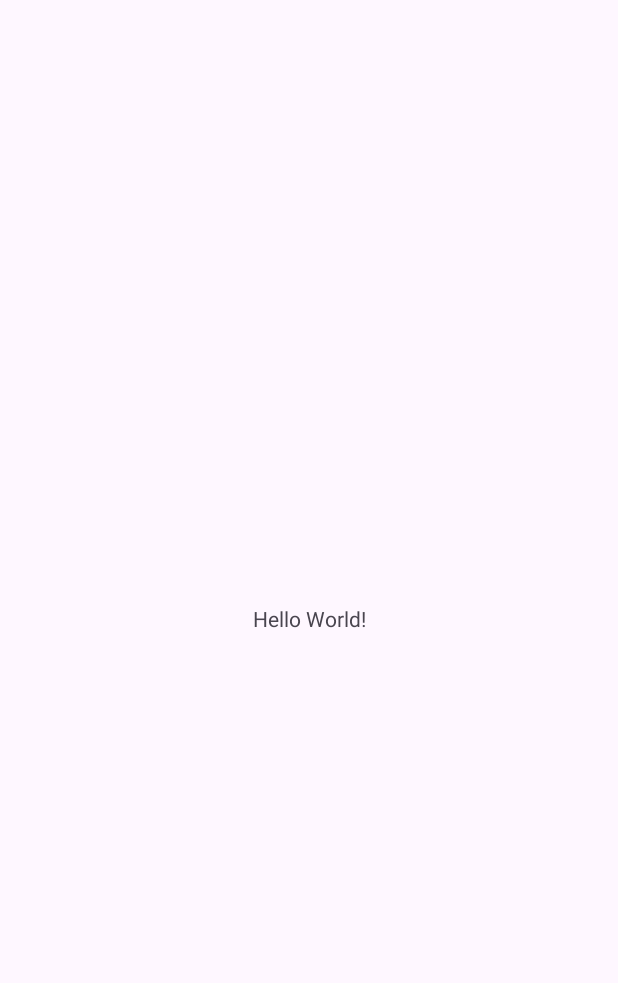
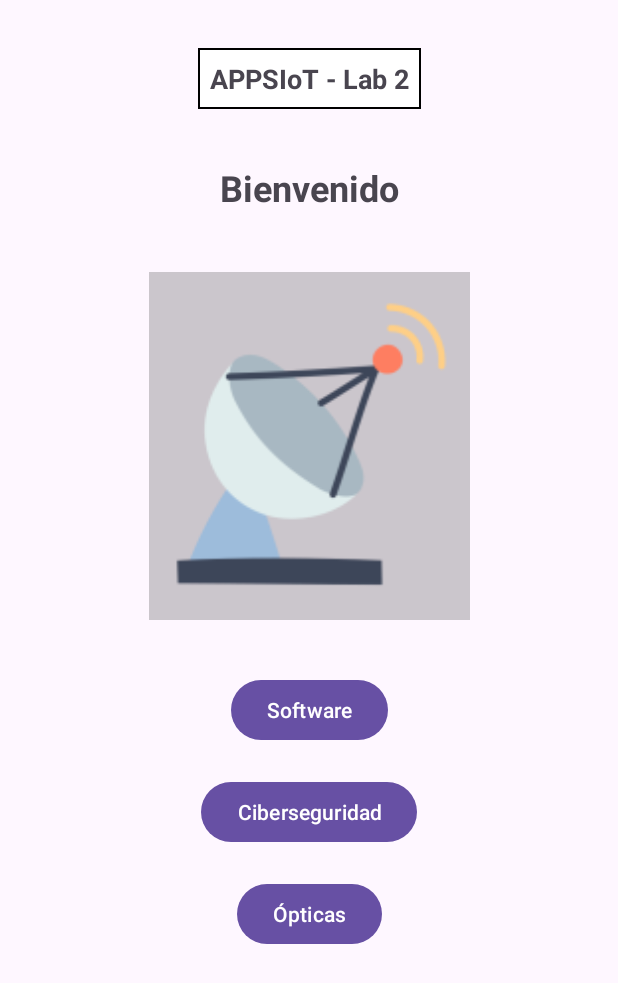
Before and after one commit to Kotrixx/LAB02_20206331, an Android app: the screen it shows after launch (MainActivity), on a phone screen of 412 x 824 dp. Before the commit the part shown is almost empty. Shown: the top 983 px of the screen. Run offline under Robolectric (Android 15) with nearby library versions, the light colour scheme and no system bars.

Commit message:
home page

```diff
--- /dev/null
+++ b/app/src/main/res/drawable/border_box.xml
@@ -0,0 +1,7 @@
+<?xml version="1.0" encoding="utf-8"?>
+<shape xmlns:android="http://schemas.android.com/apk/res/android"
+    android:shape="rectangle">
+    <stroke android:width="1dp" android:color="#000000" />
+    <solid android:color="#FFFFFF" />
+    <padding android:left="8dp" android:top="8dp" android:right="8dp" android:bottom="8dp"/>
+</shape>
--- a/app/src/main/res/layout/activity_main.xml
+++ b/app/src/main/res/layout/activity_main.xml
@@ -7,12 +7,71 @@
     tools:context=".MainActivity">
 
     <TextView
+        android:id="@+id/labTitle"
         android:layout_width="wrap_content"
         android:layout_height="wrap_content"
-        android:text="Hello World!"
-        app:layout_constraintBottom_toBottomOf="parent"
+        android:text="@string/title"
+        android:textSize="18sp"
+        android:textStyle="bold"
+        android:padding="8dp"
+        android:background="@drawable/border_box"
+        app:layout_constraintTop_toTopOf="parent"
+        app:layout_constraintStart_toStartOf="parent"
         app:layout_constraintEnd_toEndOf="parent"
+        android:layout_marginTop="32dp" />
+
+    <TextView
+        android:id="@+id/textBienvenido"
+        android:layout_width="wrap_content"
+        android:layout_height="wrap_content"
+        android:text="@string/bienvenido"
+        android:textSize="24sp"
+        android:textStyle="bold"
+        android:layout_marginTop="36dp"
+        app:layout_constraintTop_toBottomOf="@id/labTitle"
         app:layout_constraintStart_toStartOf="parent"
-        app:layout_constraintTop_toTopOf="parent" />
+        app:layout_constraintEnd_toEndOf="parent" />
+
+    <ImageView
+        android:id="@+id/imageView"
+        android:layout_width="214dp"
+        android:layout_height="232dp"
+        android:layout_marginTop="40dp"
+        android:background="#33000000"
+        android:contentDescription="@string/logo_description"
+        app:srcCompat="@mipmap/ic_launcher_foreground"
+        app:layout_constraintTop_toBottomOf="@id/textBienvenido"
+        app:layout_constraintStart_toStartOf="parent"
+        app:layout_constraintEnd_toEndOf="parent" />
+
+    <Button
+        android:id="@+id/software_option"
+        android:layout_width="wrap_content"
+        android:layout_height="wrap_content"
+        android:layout_marginTop="36dp"
+        android:text="@string/software_option"
+        app:layout_constraintTop_toBottomOf="@id/imageView"
+        app:layout_constraintStart_toStartOf="parent"
+        app:layout_constraintEnd_toEndOf="parent" />
+
+    <Button
+        android:id="@+id/cybersecurity_option"
+        android:layout_width="wrap_content"
+        android:layout_height="wrap_content"
+        android:layout_marginTop="20dp"
+        android:text="@string/cybersecurity_option"
+        app:layout_constraintTop_toBottomOf="@id/software_option"
+        app:layout_constraintStart_toStartOf="parent"
+        app:layout_constraintEnd_toEndOf="parent" />
+
+    <Button
+        android:id="@+id/optical_option"
+        android:layout_width="wrap_content"
+        android:layout_height="wrap_content"
+        android:layout_marginTop="20dp"
+        android:text="@string/optical_option"
+        app:layout_constraintTop_toBottomOf="@id/cybersecurity_option"
+        app:layout_constraintStart_toStartOf="parent"
+        app:layout_constraintEnd_toEndOf="parent" />
 
 </androidx.constraintlayout.widget.ConstraintLayout>
--- a/app/src/main/res/values/strings.xml
+++ b/app/src/main/res/values/strings.xml
@@ -1,3 +1,9 @@
 <resources>
     <string name="app_name">lab02_20206331</string>
+    <string name="logo_description">Logo de la aplicación</string>
+    <string name="bienvenido">Bienvenido</string>
+    <string name="optical_option">Ópticas</string>
+    <string name="cybersecurity_option">Ciberseguridad</string>
+    <string name="software_option">Software</string>
+    <string name="title">APPSIoT - Lab 2</string>
 </resources>
```
